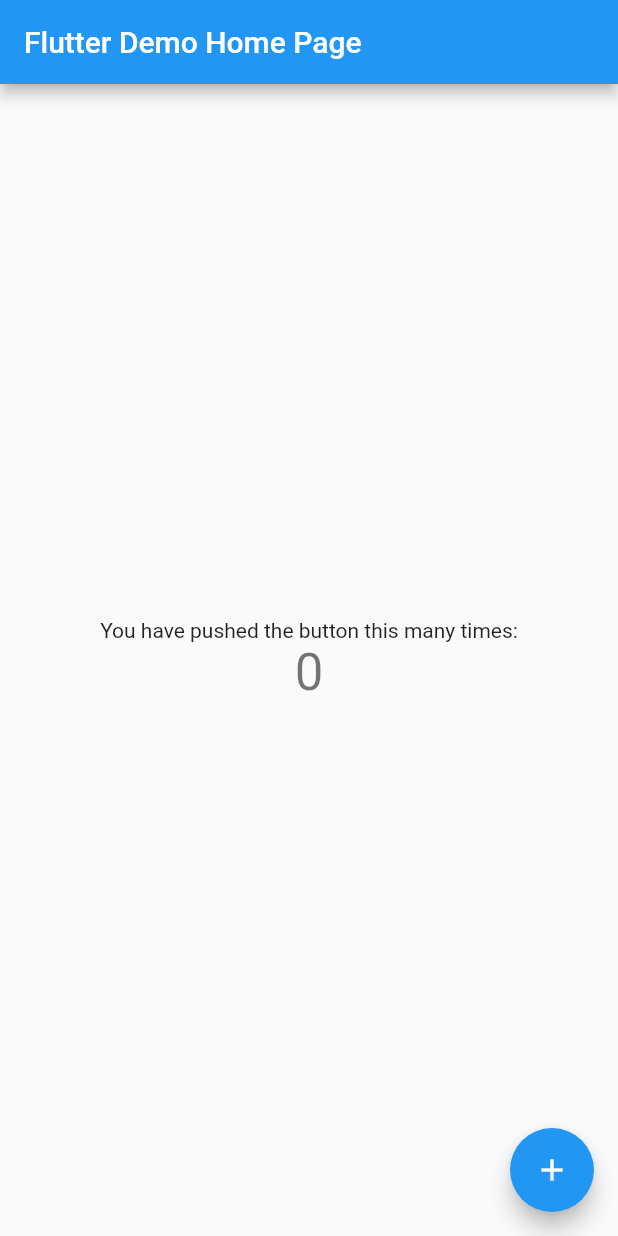
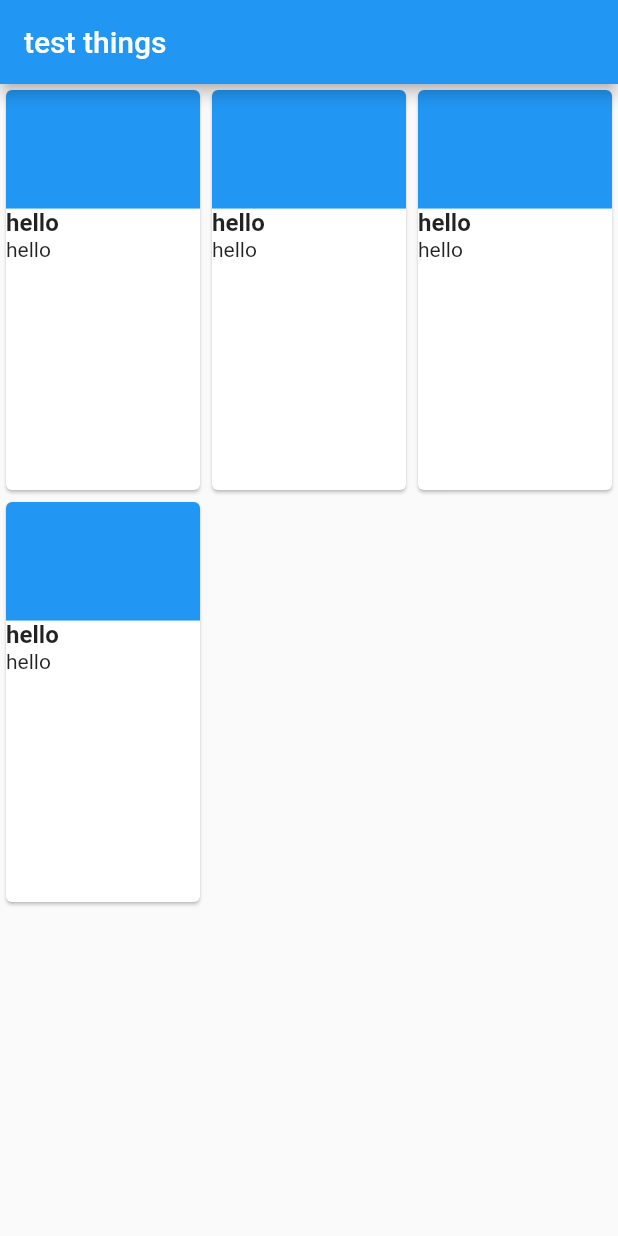
Before and after one commit to NOGUEN/commission_station, a Flutter app: the screen it shows after launch, on a phone screen of 412 x 824 dp. Run offline on Flutter 3.47's test engine with Material 2 defaults, Android fonts, the phone set to English and light mode, and no system bars; our stand-ins replace get.

Commit message:
Feat: Base Card grid view

```diff
--- a/lib/app/ui/view/common/CollectionCardWidget.dart
+++ /dev/null
@@ -1,12 +0,0 @@
-import 'package:flutter/material.dart';
-import 'package:flutter/src/widgets/framework.dart';
-import 'package:flutter/src/widgets/placeholder.dart';
-
-class CollectionCardWidget extends StatelessWidget {
-  const CollectionCardWidget({super.key});
-
-  @override
-  Widget build(BuildContext context) {
-    return const Card();
-  }
-}
--- /dev/null
+++ b/lib/app/ui/view/common/card_collection_widget_cell.dart
@@ -0,0 +1,48 @@
+import 'package:flutter/material.dart';
+import 'package:flutter/src/widgets/framework.dart';
+import 'package:flutter/src/widgets/placeholder.dart';
+
+class CardCollectionWidgetCell extends StatelessWidget {
+  final String title;
+  const CardCollectionWidgetCell({required this.title, super.key});
+
+  @override
+  Widget build(BuildContext context) {
+    return Card(
+      clipBehavior: Clip.antiAlias,
+      child: GestureDetector(
+        onTap: () {
+          print('hello');
+        },
+        child: Column(
+          children: <Widget>[
+            AspectRatio(
+              aspectRatio: 18 / 11,
+              child: Container(
+                color: Colors.blue,
+              ),
+            ),
+            Expanded(
+              child: Column(children: <Widget>[
+                SizedBox(
+                  width: double.infinity,
+                  child: Text(
+                    title,
+                    style: const TextStyle(
+                      fontSize: 16,
+                      fontWeight: FontWeight.bold,
+                    ),
+                  ),
+                ),
+                SizedBox(
+                  width: double.infinity,
+                  child: Text(title),
+                ),
+              ]),
+            ),
+          ],
+        ),
+      ),
+    );
+  }
+}
--- /dev/null
+++ b/lib/app/ui/view/common/grid_view_widget.dart
@@ -0,0 +1,22 @@
+import 'package:commission_station/app/ui/view/common/card_collection_widget_cell.dart';
+import 'package:flutter/material.dart';
+import 'package:flutter/src/widgets/framework.dart';
+import 'package:flutter/src/widgets/placeholder.dart';
+
+class GridViewWidget extends StatelessWidget {
+  const GridViewWidget({super.key});
+
+  @override
+  Widget build(BuildContext context) {
+    return GridView.builder(
+      itemCount: 4,
+      gridDelegate: const SliverGridDelegateWithFixedCrossAxisCount(
+        crossAxisCount: 3,
+        childAspectRatio: 1 / 2,
+      ),
+      itemBuilder: (BuildContext context, int index) {
+        return CardCollectionWidgetCell(title: 'hello');
+      },
+    );
+  }
+}
--- a/lib/main.dart
+++ b/lib/main.dart
@@ -1,3 +1,5 @@
+import 'package:commission_station/app/ui/view/common/card_collection_widget_cell.dart';
+import 'package:commission_station/app/ui/view/common/grid_view_widget.dart';
 import 'package:flutter/material.dart';
 
 void main() {
@@ -7,7 +9,6 @@
 class MyApp extends StatelessWidget {
   const MyApp({super.key});
 
-  // This widget is the root of your application.
   @override
   Widget build(BuildContext context) {
     return MaterialApp(
@@ -15,92 +16,21 @@
       theme: ThemeData(
         primarySwatch: Colors.blue,
       ),
-      home: const MyHomePage(title: 'Flutter Demo Home Page'),
+      home: const TestPage(),
     );
   }
 }
 
-class MyHomePage extends StatefulWidget {
-  const MyHomePage({super.key, required this.title});
-
-  // This widget is the home page of your application. It is stateful, meaning
-  // that it has a State object (defined below) that contains fields that affect
-  // how it looks.
-
-  // This class is the configuration for the state. It holds the values (in this
-  // case the title) provided by the parent (in this case the App widget) and
-  // used by the build method of the State. Fields in a Widget subclass are
-  // always marked "final".
-
-  final String title;
-
-  @override
-  State<MyHomePage> createState() => _MyHomePageState();
-}
-
-class _MyHomePageState extends State<MyHomePage> {
-  int _counter = 0;
-
-  void _incrementCounter() {
-    setState(() {
-      // This call to setState tells the Flutter framework that something has
-      // changed in this State, which causes it to rerun the build method below
-      // so that the display can reflect the updated values. If we changed
-      // _counter without calling setState(), then the build method would not be
-      // called again, and so nothing would appear to happen.
-      _counter++;
-    });
-  }
+class TestPage extends StatelessWidget {
+  const TestPage({super.key});
 
   @override
   Widget build(BuildContext context) {
-    // This method is rerun every time setState is called, for instance as done
-    // by the _incrementCounter method above.
-    //
-    // The Flutter framework has been optimized to make rerunning build methods
-    // fast, so that you can just rebuild anything that needs updating rather
-    // than having to individually change instances of widgets.
     return Scaffold(
       appBar: AppBar(
-        // Here we take the value from the MyHomePage object that was created by
-        // the App.build method, and use it to set our appbar title.
-        title: Text(widget.title),
+        title: Text('test things'),
       ),
-      body: Center(
-        // Center is a layout widget. It takes a single child and positions it
-        // in the middle of the parent.
-        child: Column(
-          // Column is also a layout widget. It takes a list of children and
-          // arranges them vertically. By default, it sizes itself to fit its
-          // children horizontally, and tries to be as tall as its parent.
-          //
-          // Invoke "debug painting" (press "p" in the console, choose the
-          // "Toggle Debug Paint" action from the Flutter Inspector in Android
-          // Studio, or the "Toggle Debug Paint" command in Visual Studio Code)
-          // to see the wireframe for each widget.
-          //
-          // Column has various properties to control how it sizes itself and
-          // how it positions its children. Here we use mainAxisAlignment to
-          // center the children vertically; the main axis here is the vertical
-          // axis because Columns are vertical (the cross axis would be
-          // horizontal).
-          mainAxisAlignment: MainAxisAlignment.center,
-          children: <Widget>[
-            const Text(
-              'You have pushed the button this many times:',
-            ),
-            Text(
-              '$_counter',
-              style: Theme.of(context).textTheme.headlineMedium,
-            ),
-          ],
-        ),
-      ),
-      floatingActionButton: FloatingActionButton(
-        onPressed: _incrementCounter,
-        tooltip: 'Increment',
-        child: const Icon(Icons.add),
-      ), // This trailing comma makes auto-formatting nicer for build methods.
+      body: GridViewWidget(),
     );
   }
 }
```
